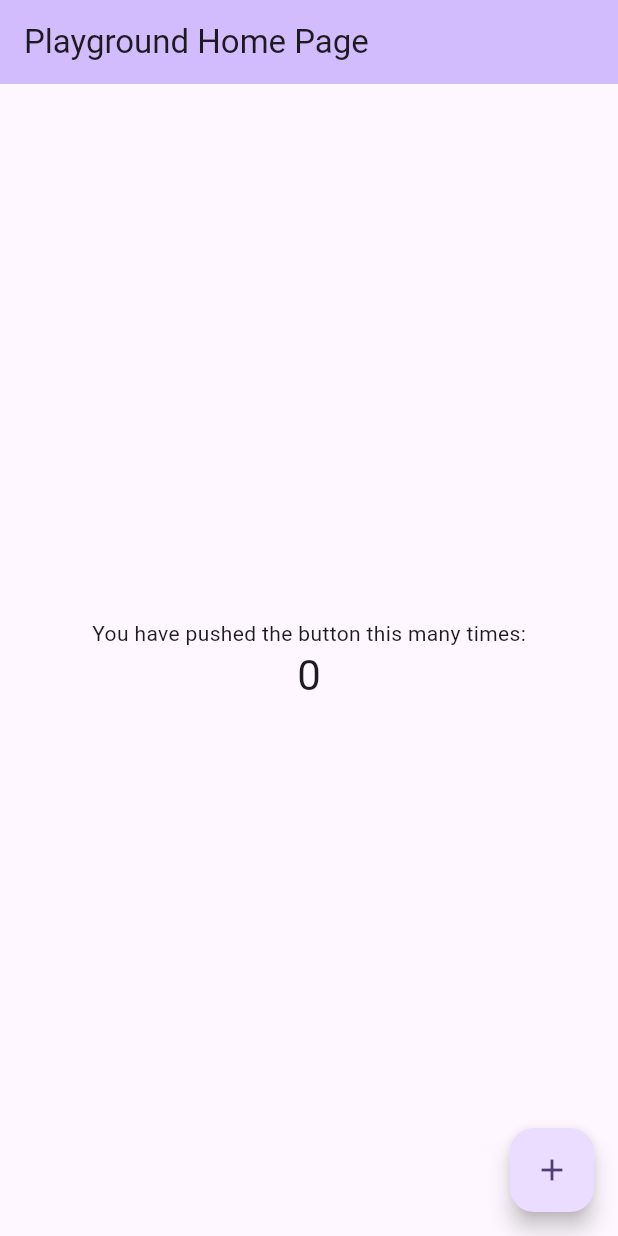
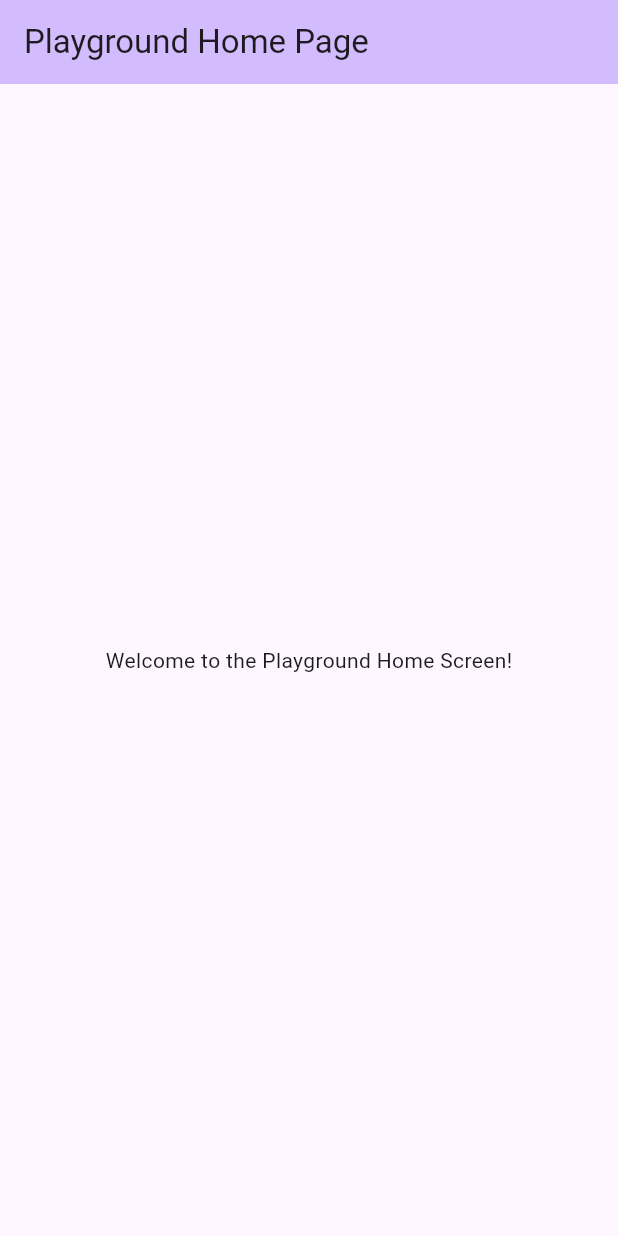
Before and after one commit to jpat64/programming-playground-flutter, a Flutter app: the screen it shows after launch, on a phone screen of 412 x 824 dp. Run offline on Flutter 3.47's test engine with Material 3 defaults, Android fonts, the phone set to English and light mode, and no system bars.

Commit message:
rename folder and restructure home screen

```diff
--- a/lib/main.dart
+++ b/lib/main.dart
@@ -1,5 +1,5 @@
 import 'package:flutter/material.dart';
-import 'package:programming_playground/services/HomeScreen.dart';
+import 'package:programming_playground/screens/HomeScreen.dart';
 
 void main() {
   runApp(const Playground());
--- a/lib/services/HomeScreen.dart
+++ b/lib/screens/HomeScreen.dart
@@ -12,14 +12,6 @@ class HomeScreen extends StatefulWidget {
 }
 
 class _HomeScreenState extends State<HomeScreen> {
-  int _counter = 0;
-
-  void _incrementCounter() {
-    setState(() {
-      _counter++;
-    });
-  }
-
   @override
   Widget build(BuildContext context) {
     return Scaffold(
@@ -31,18 +23,9 @@ class _HomeScreenState extends State<HomeScreen> {
         child: Column(
           mainAxisAlignment: MainAxisAlignment.center,
           children: <Widget>[
-            const Text('You have pushed the button this many times:'),
-            Text(
-              '$_counter',
-              style: Theme.of(context).textTheme.headlineMedium,
-            ),
+            const Text("Welcome to the Playground Home Screen!"),
           ],
         ),
-      ),
-      floatingActionButton: FloatingActionButton(
-        onPressed: _incrementCounter,
-        tooltip: 'Increment',
-        child: const Icon(Icons.add),
       ),
     );
   }
```
